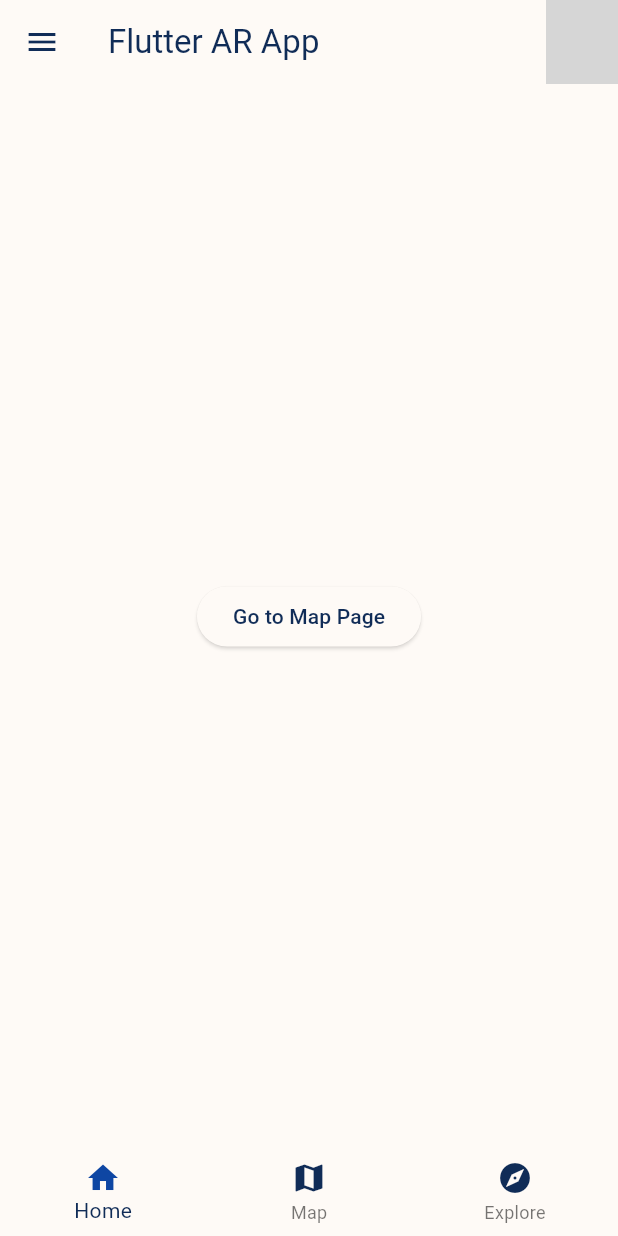
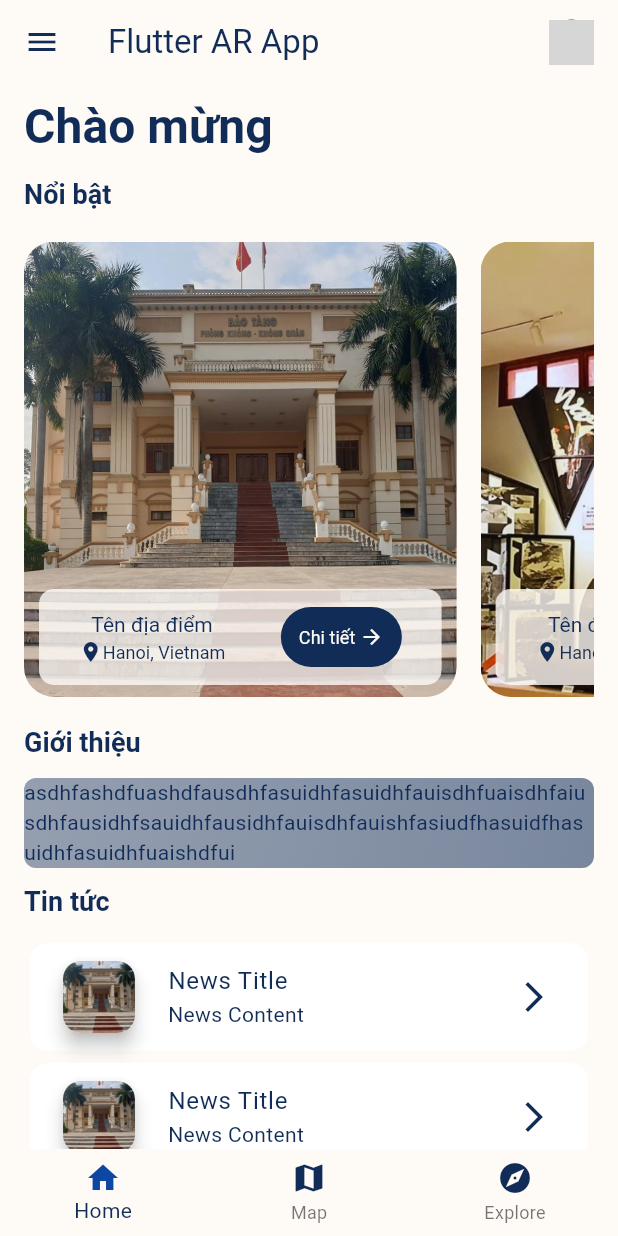
Before and after one commit to HoanqDucAnh/flutter_ar_app, a Flutter app: the screen it shows after launch, on a phone screen of 412 x 824 dp. Run offline on Flutter 3.47's test engine with Material 3 defaults, Android fonts, the phone set to English and light mode, and no system bars; our stand-ins replace auto_route, flutter_screenutil, get_it, injectable; generated files the repository leaves out were written again; Roboto replaces fonts that are missing (Averta); grey boxes are pictures that could not be loaded.

Commit message:
feat (home_page): adding UI for home page

```diff
--- a/lib/src/view/screen/home/home_page.dart
+++ b/lib/src/view/screen/home/home_page.dart
@@ -1,8 +1,12 @@
 import 'package:flutter/material.dart';
 import 'package:auto_route/auto_route.dart';
+import 'package:flutter/widgets.dart';
 import 'package:flutter_ar_app/core/initializer/app_initializer.dart';
 import 'package:flutter_ar_app/core/router/app_router.dart';
+import 'package:flutter_ar_app/shared/font/app_text_style.dart';
+import 'package:get_it/get_it.dart';
 import '../../shared_widget/shared_widget.dart';
+import './widget/widget.dart';
 
 @RoutePage()
 class HomePageTab extends StatefulWidget {
@@ -15,14 +19,45 @@ class HomePageTab extends StatefulWidget {
 class _HomePageTabState extends State<HomePageTab> {
   @override
   Widget build(BuildContext context) {
-    return Scaffold(
-      body: Center(
-        child: ElevatedButton(
-          onPressed: () {
-            getIt<AppRouter>().navigate(const MapRouteTab());
-          },
-          child: const Text('Go to Map Page'),
-        ),
+    final AppTextStyle appTextStyle = getIt<AppTextStyle>();
+
+    return SingleChildScrollView(
+      child: Column(
+        mainAxisAlignment: MainAxisAlignment.start,
+        crossAxisAlignment: CrossAxisAlignment.start,
+        children: [
+          Padding(
+            padding: const EdgeInsets.symmetric(horizontal: 16, vertical: 5),
+            child: Text(
+              'Chào mừng ',
+              style: appTextStyle.h1TextPrimary,
+            ),
+          ),
+          Padding(
+            padding: const EdgeInsets.symmetric(horizontal: 16, vertical: 5),
+            child: Text(
+              'Nổi bật',
+              style: appTextStyle.h4TextPrimary,
+            ),
+          ),
+          const HotSection(),
+          Padding(
+            padding: const EdgeInsets.symmetric(horizontal: 16, vertical: 5),
+            child: Text(
+              'Giới thiệu',
+              style: appTextStyle.h4TextPrimary,
+            ),
+          ),
+          const IntroductionSection(),
+          Padding(
+            padding: const EdgeInsets.symmetric(horizontal: 16, vertical: 5),
+            child: Text(
+              'Tin tức',
+              style: appTextStyle.h4TextPrimary,
+            ),
+          ),
+          const InformationSection(),
+        ],
       ),
     );
   }
--- /dev/null
+++ b/lib/src/view/screen/home/widget/hot.dart
@@ -0,0 +1,115 @@
+import 'package:flutter/material.dart';
+import 'package:flutter_ar_app/core/initializer/app_initializer.dart';
+import 'package:flutter_ar_app/shared/shared.dart';
+
+class HotSection extends StatefulWidget {
+  const HotSection({super.key});
+
+  @override
+  State<HotSection> createState() => _HotSectionState();
+}
+
+class _HotSectionState extends State<HotSection> {
+  @override
+  Widget build(BuildContext context) {
+    final AppColors appColors = getIt<AppColors>();
+    final AppTextStyle appTextStyle = getIt<AppTextStyle>();
+
+    return Container(
+      padding: const EdgeInsets.symmetric(horizontal: 16, vertical: 5),
+      height: AppDimen.of(context).screenHeight * 0.4,
+      child: ListView.builder(
+        scrollDirection: Axis.horizontal,
+        itemCount: 5, // Set this to the number of items you have
+        itemBuilder: (context, index) {
+          return Container(
+            margin: EdgeInsets.only(
+              left: index == 0 ? 0 : 8.0, // No left margin for the first item
+              right: index == 4 ? 0 : 8.0, // No right margin for the last item
+              top: 8.0,
+              bottom: 8.0,
+            ),
+            width: AppDimen.of(context).screenWidth * 0.7,
+            decoration: BoxDecoration(
+              borderRadius: BorderRadius.circular(20),
+            ),
+            child: Stack(
+              children: <Widget>[
+                ClipRRect(
+                  borderRadius: BorderRadius.circular(20),
+                  child: Image.asset(
+                    'lib/core/resources/images/museum_welcome_images/welcome${index + 1}.jpg',
+                    height: AppDimen.of(context).screenHeight * 0.4,
+                    width: AppDimen.of(context).screenWidth * 0.7,
+                    fit: BoxFit.cover,
+                  ),
+                ),
+                Positioned(
+                  bottom: 8.0,
+                  left: 10.0,
+                  right: 10,
+                  child: Container(
+                    padding: const EdgeInsets.all(8.0),
+                    decoration: BoxDecoration(
+                      color: appColors.primaryColor.withOpacity(0.8),
+                      borderRadius: BorderRadius.circular(10),
+                    ),
+                    child: Row(
+                      mainAxisAlignment: MainAxisAlignment.spaceAround,
+                      children: <Widget>[
+                        Column(
+                          children: [
+                            Text(
+                              'Tên địa điểm',
+                              style: appTextStyle.s14w400TextPrimary,
+                            ),
+                            Row(
+                              children: [
+                                Icon(
+                                  Icons.location_on,
+                                  color: appColors.secondaryColor,
+                                  size: 16,
+                                ),
+                                Text(
+                                  'Hanoi, Vietnam',
+                                  style: appTextStyle.s12w400TextPrimary,
+                                ),
+                              ],
+                            )
+                          ],
+                        ),
+                        TextButton(
+                          style: ButtonStyle(
+                            backgroundColor: MaterialStateProperty.all<Color>(
+                              appColors.secondaryColor,
+                            ),
+                          ),
+                          onPressed: () {},
+                          child: Row(
+                            mainAxisSize: MainAxisSize
+                                .min, // Set the main size of the row to the minimum
+                            children: [
+                              Text(
+                                'Chi tiết ',
+                                style: appTextStyle.s12w400TextSecondary,
+                              ),
+                              Icon(
+                                Icons.arrow_forward_outlined,
+                                size: 16,
+                                color: appColors.primaryColor,
+                              ), // Add the arrow icon
+                            ],
+                          ),
+                        ),
+                      ],
+                    ),
+                  ),
+                ),
+              ],
+            ),
+          );
+        },
+      ),
+    );
+  }
+}
--- /dev/null
+++ b/lib/src/view/screen/home/widget/information.dart
@@ -0,0 +1,63 @@
+import 'package:flutter/material.dart';
+import 'package:flutter_ar_app/core/initializer/app_initializer.dart';
+import 'package:flutter_ar_app/shared/color/app_colors.dart';
+
+class InformationSection extends StatefulWidget {
+  const InformationSection({super.key});
+
+  @override
+  State<InformationSection> createState() => _InformationSectionState();
+}
+
+class _InformationSectionState extends State<InformationSection> {
+  final AppColors appColors = getIt<AppColors>();
+
+  @override
+  Widget build(BuildContext context) {
+    return Container(
+      padding: const EdgeInsets.symmetric(horizontal: 16, vertical: 5),
+      child: ListView.builder(
+        shrinkWrap: true,
+        physics: const NeverScrollableScrollPhysics(),
+        scrollDirection: Axis.vertical,
+        itemCount: 5,
+        itemBuilder: (BuildContext context, int index) {
+          return buildNewsCard(context);
+        },
+      ),
+    );
+  }
+
+  Widget buildNewsCard(BuildContext context) {
+    return Card(
+      elevation: 0,
+      color: Colors.white,
+      child: ListTile(
+        leading: SizedBox(
+          width: 60,
+          child: Center(
+            child: Card(
+              clipBehavior: Clip.antiAlias,
+              elevation: 5,
+              shadowColor: Colors.black,
+              child: ClipRRect(
+                borderRadius: BorderRadius.circular(8),
+                child: Image.asset(
+                  'lib/core/resources/images/museum_welcome_images/welcome1.jpg',
+                  fit: BoxFit.cover,
+                ),
+              ),
+            ),
+          ),
+        ),
+        title: const Text('News Title'),
+        subtitle: const Text('News Content'),
+        onTap: () {},
+        trailing: Icon(
+          Icons.arrow_forward_ios,
+          color: appColors.secondaryColor,
+        ),
+      ),
+    );
+  }
+}
--- /dev/null
+++ b/lib/src/view/screen/home/widget/introduction.dart
@@ -0,0 +1,104 @@
+import 'package:flutter/material.dart';
+import 'package:flutter_ar_app/core/initializer/app_initializer.dart';
+import 'dart:ui';
+
+import 'package:flutter_ar_app/shared/color/app_colors.dart';
+
+class IntroductionSection extends StatefulWidget {
+  const IntroductionSection({super.key});
+
+  @override
+  _IntroductionSectionState createState() => _IntroductionSectionState();
+}
+
+class _IntroductionSectionState extends State<IntroductionSection>
+    with SingleTickerProviderStateMixin {
+  late final AnimationController _controller;
+  late final Animation<LinearGradient> _gradient;
+  final AppColors appColors = getIt<AppColors>();
+
+  @override
+  void initState() {
+    super.initState();
+
+    _controller = AnimationController(
+      duration: const Duration(seconds: 5),
+      vsync: this,
+    )..repeat(reverse: true);
+
+    _gradient = LinearGradientTween(
+      begin: LinearGradient(
+        colors: [appColors.linearColor1, appColors.linearColor2],
+        begin: Alignment.topLeft,
+        end: Alignment.bottomRight,
+      ),
+      end: LinearGradient(
+        colors: [appColors.linearColor2, appColors.linearColor1],
+        begin: Alignment.bottomRight,
+        end: Alignment.topLeft,
+      ),
+    ).animate(_controller);
+  }
+
+  @override
+  void dispose() {
+    _controller.dispose();
+    super.dispose();
+  }
+
+  @override
+  Widget build(BuildContext context) {
+    return Container(
+      decoration: BoxDecoration(
+        borderRadius: BorderRadius.circular(8),
+        // boxShadow: [
+        //   BoxShadow(
+        //     color: appColors.shadowColor.withOpacity(0.5),
+        //     blurRadius: 5,
+        //     offset: const Offset(0, 2),
+        //   ),
+        // ],
+      ),
+      padding: const EdgeInsets.symmetric(horizontal: 16, vertical: 5),
+      child: AnimatedBuilder(
+        animation: _gradient,
+        builder: (context, child) {
+          return Container(
+            decoration: BoxDecoration(
+              borderRadius: BorderRadius.circular(8),
+              gradient: _gradient.value,
+            ),
+            child: const Text(
+                'asdhfashdfuashdfausdhfasuidhfasuidhfauisdhfuaisdhfaiusdhfausidhfsauidhfausidhfauisdhfauishfasiudfhasuidfhasuidhfasuidhfuaishdfui'),
+          );
+        },
+      ),
+    );
+  }
+}
+
+class LinearGradientTween extends Tween<LinearGradient> {
+  LinearGradientTween(
+      {required LinearGradient begin, required LinearGradient end})
+      : super(begin: begin, end: end);
+
+  List<Color> lerpColorList(List<Color> a, List<Color> b, double t) {
+    return List<Color>.generate(a.length, (i) => Color.lerp(a[i], b[i], t)!);
+  }
+
+  @override
+  LinearGradient lerp(double t) => LinearGradient(
+        colors: lerpColorList(begin!.colors, end!.colors, t),
+        stops: lerpDoubleList(begin!.stops, end!.stops, t),
+        begin: begin!.begin,
+        end: begin!.end,
+      );
+
+  List<double>? lerpDoubleList(List<double>? a, List<double>? b, double t) {
+    if (a == null && b == null) return null;
+    a = a ?? List<double>.filled(b!.length, 0.0, growable: true);
+    b = b ?? List<double>.filled(a.length, 1.0, growable: true);
+    return List<double>.generate(a.length, (i) => lerpDouble(a![i], b![i], t)!,
+        growable: false);
+  }
+}
--- a/lib/src/view/screen/map/map_page.dart
+++ b/lib/src/view/screen/map/map_page.dart
@@ -1,5 +1,8 @@
 import 'package:flutter/material.dart';
 import 'package:auto_route/auto_route.dart';
+import '../../shared_widget/shared_widget.dart';
+import 'package:flutter_ar_app/core/initializer/app_initializer.dart';
+import 'package:flutter_ar_app/core/router/app_router.dart';
 
 @RoutePage()
 class MapPageTab extends StatefulWidget {
@@ -12,6 +15,13 @@ class MapPageTab extends StatefulWidget {
 class _MapPageTabState extends State<MapPageTab> {
   @override
   Widget build(BuildContext context) {
-    return const Placeholder();
+    return Center(
+      child: ElevatedButton(
+        onPressed: () {
+          getIt<AppRouter>().navigate(const HomeRouteTab());
+        },
+        child: const Text('Go to Home Page'),
+      ),
+    );
   }
 }
--- a/lib/src/view/screen/screen.dart
+++ b/lib/src/view/screen/screen.dart
@@ -2,3 +2,6 @@ export './home/home_page.dart';
 export './map/map_page.dart';
 export './explore/explore_page.dart';
 export 'main_page.dart';
+
+//widget
+//explore widget
--- /dev/null
+++ b/lib/src/view/shared_widget/app_bar/widget/avatar.dart
@@ -0,0 +1,16 @@
+import 'package:flutter/material.dart';
+
+class CustomCircleAvatar extends StatelessWidget {
+  const CustomCircleAvatar({super.key});
+
+  @override
+  Widget build(BuildContext context) {
+    return Container(
+      padding: const EdgeInsets.only(right: 16),
+      child: const CircleAvatar(
+        radius: 15,
+        backgroundImage: AssetImage('assets/images/avatar.jpg'),
+      ),
+    );
+  }
+}
```
Also changed, not shown: lib/core/resources/images/museum_welcome_images/welcome1.jpg (added), lib/core/resources/images/museum_welcome_images/welcome2.jpg (added), lib/core/resources/images/museum_welcome_images/welcome3.jpg (added), lib/core/resources/images/museum_welcome_images/welcome4.jpg (added), lib/core/resources/images/museum_welcome_images/welcome5.jpg (added).
